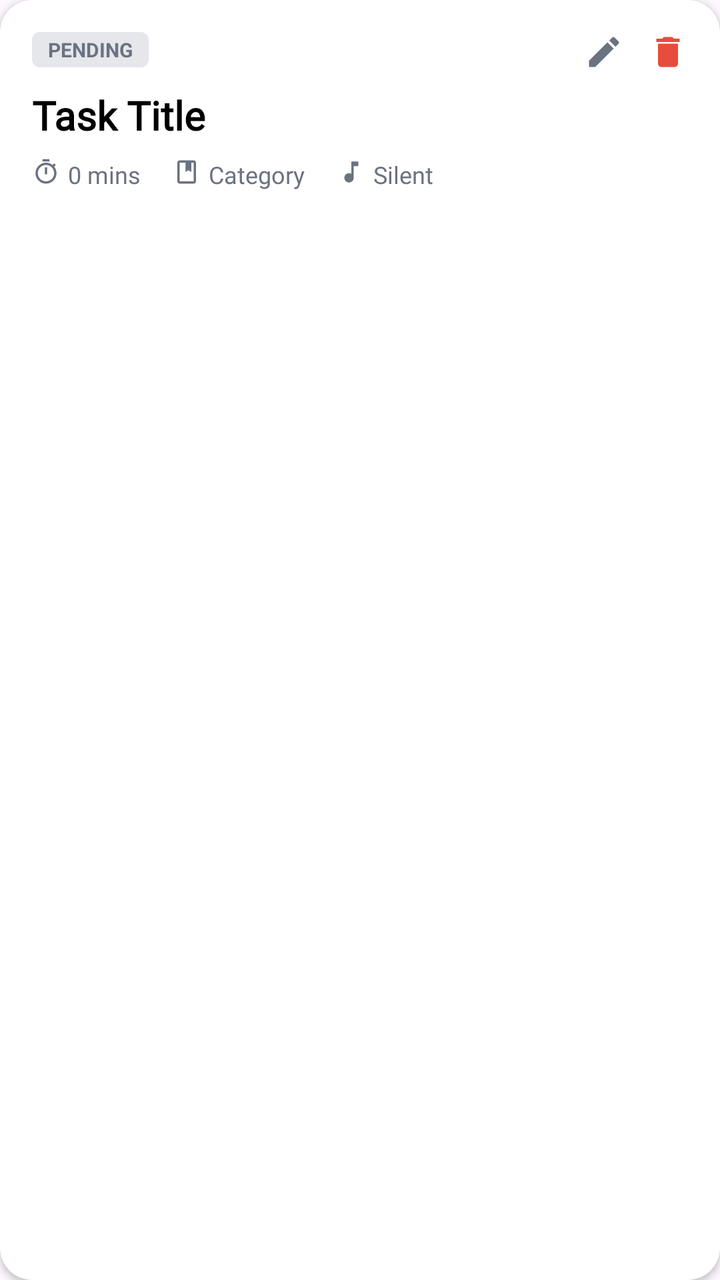
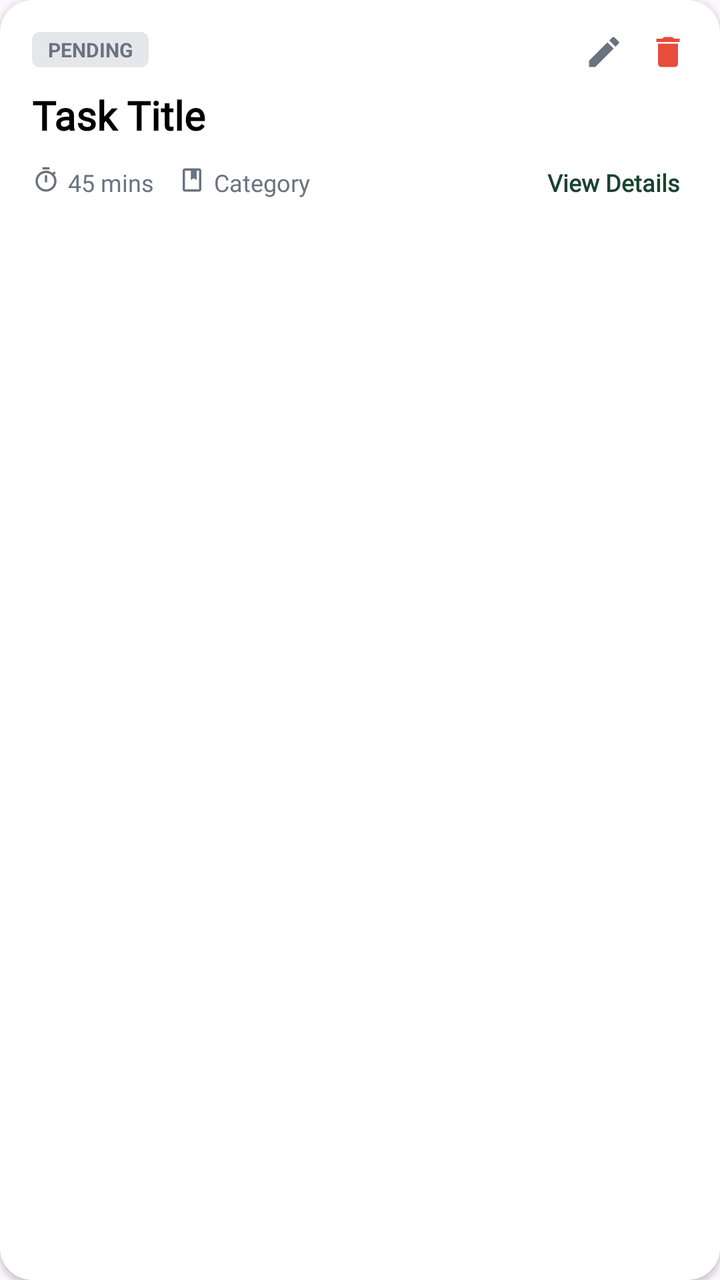

Compare the two renders of this Android layout. The source of the first and the diff that turns it into the second are given below.
<!-- AndroidManifest.xml: application theme Theme.FinalProjectHudaLulu220253814 -->
<!-- res/layout/item_task_dynamic.xml -->
<?xml version="1.0" encoding="utf-8"?>
<androidx.cardview.widget.CardView xmlns:android="http://schemas.android.com/apk/res/android"
    xmlns:app="http://schemas.android.com/apk/res-auto"
    android:layout_width="match_parent"
    android:layout_height="wrap_content"
    android:layout_marginTop="12dp"
    app:cardCornerRadius="16dp"
    app:cardElevation="2dp">

    <LinearLayout
        android:layout_width="match_parent"
        android:layout_height="wrap_content"
        android:orientation="vertical"
        android:padding="16dp">

        <androidx.constraintlayout.widget.ConstraintLayout
            android:layout_width="match_parent"
            android:layout_height="wrap_content">

            <TextView
                android:id="@+id/tvTaskStatus"
                android:layout_width="wrap_content"
                android:layout_height="wrap_content"
                android:background="@drawable/badge_bg_gray"
                android:paddingHorizontal="8dp"
                android:paddingVertical="2dp"
                android:text="PENDING"
                android:textColor="@color/text_gray"
                android:textSize="10sp"
                android:textStyle="bold"
                app:layout_constraintStart_toStartOf="parent"
                app:layout_constraintTop_toTopOf="parent" />

            <ImageView
                android:id="@+id/ivDelete"
                android:layout_width="20dp"
                android:layout_height="20dp"
                android:src="@drawable/ic_delete"
                app:layout_constraintEnd_toEndOf="parent"
                app:layout_constraintTop_toTopOf="parent" />

            <ImageView
                android:id="@+id/ivEdit"
                android:layout_width="20dp"
                android:layout_height="20dp"
                android:layout_marginEnd="12dp"
                android:src="@drawable/ic_edit"
                app:layout_constraintEnd_toStartOf="@id/ivDelete"
                app:layout_constraintTop_toTopOf="parent" />
        </androidx.constraintlayout.widget.ConstraintLayout>

        <TextView
            android:id="@+id/tvTaskTitle"
            android:layout_width="wrap_content"
            android:layout_height="wrap_content"
            android:layout_marginTop="8dp"
            android:fontFamily="@font/quicksand"
            android:text="Task Title"
            android:textColor="@color/black"
            android:textSize="20sp"
            android:textStyle="bold" />

        <LinearLayout
            android:layout_width="match_parent"
            android:layout_height="wrap_content"
            android:layout_marginTop="8dp"
            android:orientation="horizontal">

            <ImageView
                android:layout_width="14dp"
                android:layout_height="14dp"
                android:src="@drawable/ic_timer"
                app:tint="@color/text_gray" />

            <TextView
                android:id="@+id/tvTaskDuration"
                android:layout_width="wrap_content"
                android:layout_height="wrap_content"
                android:layout_marginStart="4dp"
                android:fontFamily="@font/inter"
                android:text="0 mins"
                android:textColor="@color/text_gray"
                android:textSize="12sp" />

            <ImageView
                android:id="@+id/ivCategoryIcon"
                android:layout_width="14dp"
                android:layout_height="14dp"
                android:layout_marginStart="16dp"
                android:src="@drawable/ic_book"
                app:tint="@color/text_gray" />

            <TextView
                android:id="@+id/tvTaskCategory"
                android:layout_width="wrap_content"
                android:layout_height="wrap_content"
                android:layout_marginStart="4dp"
                android:fontFamily="@font/inter"
                android:text="Category"
                android:textColor="@color/text_gray"
                android:textSize="12sp" />

            <ImageView
                android:id="@+id/ivAudioIcon"
                android:layout_width="14dp"
                android:layout_height="14dp"
                android:layout_marginStart="16dp"
                android:src="@drawable/ic_music"
                app:tint="@color/text_gray" />

            <TextView
                android:id="@+id/tvAudioPref"
                android:layout_width="wrap_content"
                android:layout_height="wrap_content"
                android:layout_marginStart="4dp"
                android:fontFamily="@font/inter"
                android:text="Silent"
                android:textColor="@color/text_gray"
                android:textSize="12sp" />
        </LinearLayout>
    </LinearLayout>
</androidx.cardview.widget.CardView>
<!-- resources referenced by this layout -->
<resources>
  <color name="black">#FF000000</color>
  <color name="text_gray">#6B7280</color>
  <!-- drawable badge_bg_gray (drawable) -->
  <?xml version="1.0" encoding="utf-8"?>
  <shape xmlns:android="http://schemas.android.com/apk/res/android"
      android:shape="rectangle">
      <solid android:color="@color/badge_gray" />
      <corners android:radius="4dp" />
  </shape>
  <!-- drawable ic_book (drawable) -->
  <?xml version="1.0" encoding="utf-8"?>
  <vector xmlns:android="http://schemas.android.com/apk/res/android"
      android:width="16dp"
      android:height="16dp"
      android:viewportWidth="24"
      android:viewportHeight="24">
      <path
          android:fillColor="@color/text_gray"
          android:pathData="M18,2H6C4.9,2 4,2.9 4,4v16c0,1.1 0.9,2 2,2h12c1.1,0 2,-0.9 2,-2V4C20,2.9 19.1,2 18,2z M18,20H6V4h5v8l2.5-1.5L16,12V4h2V20z" />
  </vector>
  <!-- drawable ic_delete (drawable) -->
  <?xml version="1.0" encoding="utf-8"?>
  <vector xmlns:android="http://schemas.android.com/apk/res/android"
      android:width="20dp"
      android:height="20dp"
      android:viewportWidth="24"
      android:viewportHeight="24">
      <path
          android:fillColor="#E74C3C"
          android:pathData="M6,19c0,1.1 0.9,2 2,2h8c1.1,0 2,-0.9 2,-2V7H6V19z M19,4h-3.5l-1,-1h-5l-1,1H5v2h14V4z" />
  </vector>
  <!-- drawable ic_edit (drawable) -->
  <?xml version="1.0" encoding="utf-8"?>
  <vector xmlns:android="http://schemas.android.com/apk/res/android"
      android:width="20dp"
      android:height="20dp"
      android:viewportWidth="24"
      android:viewportHeight="24">
      <path
          android:fillColor="@color/text_gray"
          android:pathData="M3,17.25V21h3.75L17.81,9.94l-3.75,-3.75L3,17.25z M20.71,7.04c0.39,-0.39 0.39,-1.02 0,-1.41l-2.34,-2.34c-0.39,-0.39 -1.02,-0.39 -1.41,0l-1.83,1.83l3.75,3.75L20.71,7.04z" />
  </vector>
  <!-- drawable ic_music (drawable) -->
  <?xml version="1.0" encoding="utf-8"?>
  <vector xmlns:android="http://schemas.android.com/apk/res/android"
      android:width="18dp"
      android:height="18dp"
      android:viewportWidth="24"
      android:viewportHeight="24">
      <path
          android:fillColor="@color/black"
          android:pathData="M12,3v10.55c-0.59-0.34-1.27-0.55-2-0.55c-2.21,0-4,1.79-4,4s1.79,4,4,4s4-1.79,4-4V7h4V3H12z" />
  </vector>
  <!-- drawable ic_timer (drawable) -->
  <?xml version="1.0" encoding="utf-8"?>
  <vector xmlns:android="http://schemas.android.com/apk/res/android"
      android:width="24dp"
      android:height="24dp"
      android:viewportWidth="24"
      android:viewportHeight="24">
      <path
          android:fillColor="@color/text_green"
          android:pathData="M15,1H9v2h6V1z M11,14h2V8h-2V14z M19.03,7.39l1.42-1.42c-0.43-0.51-0.9-0.99-1.41-1.41l-1.42,1.42 C16.07,4.74,14.12,4,12,4c-4.97,0-9,4.03-9,9s4.03,9,9,9s9-4.03,9-9C21,10.88,20.26,8.93,19.03,7.39z M12,20c-3.87,0-7-3.13-7-7 s3.13-7,7-7s7,3.13,7,7S15.87,20,12,20z" />
  </vector>
  <style name="Theme.FinalProjectHudaLulu220253814" parent="Base.Theme.FinalProjectHudaLulu220253814" />
  <color name="badge_gray">#E5E7EB</color>
  <color name="text_green">#1B4332</color>
  <style name="Base.Theme.FinalProjectHudaLulu220253814" parent="Theme.Material3.DayNight.NoActionBar">
          
          
      </style>
</resources>

<!-- the commit's change to res/layout/item_task_dynamic.xml (unified diff, before → after) -->
@@ -24,7 +24,7 @@
                 android:background="@drawable/badge_bg_gray"
                 android:paddingHorizontal="8dp"
                 android:paddingVertical="2dp"
-                android:text="PENDING"
+                android:text="@string/pending"
                 android:textColor="@color/text_gray"
                 android:textSize="10sp"
                 android:textStyle="bold"
@@ -55,8 +55,8 @@
             android:layout_height="wrap_content"
             android:layout_marginTop="8dp"
             android:fontFamily="@font/quicksand"
-            android:text="Task Title"
-            android:textColor="@color/black"
+                android:text="@string/task_title_label"
+                android:textColor="@color/black"
             android:textSize="20sp"
             android:textStyle="bold" />
 
@@ -64,59 +64,63 @@
             android:layout_width="match_parent"
             android:layout_height="wrap_content"
             android:layout_marginTop="8dp"
+            android:gravity="center_vertical"
             android:orientation="horizontal">
 
-            <ImageView
-                android:layout_width="14dp"
-                android:layout_height="14dp"
-                android:src="@drawable/ic_timer"
-                app:tint="@color/text_gray" />
+            <LinearLayout
+                android:layout_width="0dp"
+                android:layout_height="wrap_content"
+                android:layout_weight="1"
+                android:orientation="horizontal">
+
+                <ImageView
+                    android:layout_width="14dp"
+                    android:layout_height="14dp"
+                    android:src="@drawable/ic_timer"
+                    app:tint="@color/text_gray" />
+
+                <TextView
+                    android:id="@+id/tvTaskDuration"
+                    android:layout_width="wrap_content"
+                    android:layout_height="wrap_content"
+                    android:layout_marginStart="4dp"
+                    android:fontFamily="@font/inter"
+                    android:text="@string/default_time"
+                    android:textColor="@color/text_gray"
+                    android:textSize="12sp" />
+
+                <ImageView
+                    android:id="@+id/ivCategoryIcon"
+                    android:layout_width="14dp"
+                    android:layout_height="14dp"
+                    android:layout_marginStart="12dp"
+                    android:src="@drawable/ic_book"
+                    app:tint="@color/text_gray" />
+
+                <TextView
+                    android:id="@+id/tvTaskCategory"
+                    android:layout_width="wrap_content"
+                    android:layout_height="wrap_content"
+                    android:layout_marginStart="4dp"
+                    android:fontFamily="@font/inter"
+                    android:text="@string/category"
+                    android:textColor="@color/text_gray"
+                    android:textSize="12sp" />
+            </LinearLayout>
 
             <TextView
-                android:id="@+id/tvTaskDuration"
+                android:id="@+id/btnViewDetails"
                 android:layout_width="wrap_content"
                 android:layout_height="wrap_content"
-                android:layout_marginStart="4dp"
-                android:fontFamily="@font/inter"
-                android:text="0 mins"
-                android:textColor="@color/text_gray"
-                android:textSize="12sp" />
-
-            <ImageView
-                android:id="@+id/ivCategoryIcon"
-                android:layout_width="14dp"
-                android:layout_height="14dp"
-                android:layout_marginStart="16dp"
-                android:src="@drawable/ic_book"
-                app:tint="@color/text_gray" />
-
-            <TextView
-                android:id="@+id/tvTaskCategory"
-                android:layout_width="wrap_content"
-                android:layout_height="wrap_content"
-                android:layout_marginStart="4dp"
-                android:fontFamily="@font/inter"
-                android:text="Category"
-                android:textColor="@color/text_gray"
-                android:textSize="12sp" />
-
-            <ImageView
-                android:id="@+id/ivAudioIcon"
-                android:layout_width="14dp"
-                android:layout_height="14dp"
-                android:layout_marginStart="16dp"
-                android:src="@drawable/ic_music"
-                app:tint="@color/text_gray" />
-
-            <TextView
-                android:id="@+id/tvAudioPref"
-                android:layout_width="wrap_content"
-                android:layout_height="wrap_content"
-                android:layout_marginStart="4dp"
-                android:fontFamily="@font/inter"
-                android:text="Silent"
-                android:textColor="@color/text_gray"
-                android:textSize="12sp" />
+                android:background="?attr/selectableItemBackground"
+                android:clickable="true"
+                android:focusable="true"
+                android:fontFamily="@font/quicksand"
+                android:padding="4dp"
+                android:text="@string/view_details"
+                android:textColor="@color/text_green"
+                android:textSize="12sp"
+                android:textStyle="bold" />
         </LinearLayout>
     </LinearLayout>
 </androidx.cardview.widget.CardView>
<!-- resource entries referenced after the edit -->
@@ -42,17 +42,6 @@
           android:fillColor="@color/text_gray"
           android:pathData="M3,17.25V21h3.75L17.81,9.94l-3.75,-3.75L3,17.25z M20.71,7.04c0.39,-0.39 0.39,-1.02 0,-1.41l-2.34,-2.34c-0.39,-0.39 -1.02,-0.39 -1.41,0l-1.83,1.83l3.75,3.75L20.71,7.04z" />
   </vector>
-  <!-- drawable ic_music (drawable) -->
-  <?xml version="1.0" encoding="utf-8"?>
-  <vector xmlns:android="http://schemas.android.com/apk/res/android"
-      android:width="18dp"
-      android:height="18dp"
-      android:viewportWidth="24"
-      android:viewportHeight="24">
-      <path
-          android:fillColor="@color/black"
-          android:pathData="M12,3v10.55c-0.59-0.34-1.27-0.55-2-0.55c-2.21,0-4,1.79-4,4s1.79,4,4,4s4-1.79,4-4V7h4V3H12z" />
-  </vector>
   <!-- drawable ic_timer (drawable) -->
   <?xml version="1.0" encoding="utf-8"?>
   <vector xmlns:android="http://schemas.android.com/apk/res/android"
@@ -64,6 +53,11 @@
           android:fillColor="@color/text_green"
           android:pathData="M15,1H9v2h6V1z M11,14h2V8h-2V14z M19.03,7.39l1.42-1.42c-0.43-0.51-0.9-0.99-1.41-1.41l-1.42,1.42 C16.07,4.74,14.12,4,12,4c-4.97,0-9,4.03-9,9s4.03,9,9,9s9-4.03,9-9C21,10.88,20.26,8.93,19.03,7.39z M12,20c-3.87,0-7-3.13-7-7 s3.13-7,7-7s7,3.13,7,7S15.87,20,12,20z" />
   </vector>
+  <string name="category">Category</string>
+  <string name="default_time">45 mins</string>
+  <string name="pending">PENDING</string>
+  <string name="task_title_label">Task Title</string>
+  <string name="view_details">View Details</string>
   <style name="Theme.FinalProjectHudaLulu220253814" parent="Base.Theme.FinalProjectHudaLulu220253814" />
   <color name="badge_gray">#E5E7EB</color>
   <color name="text_green">#1B4332</color>
